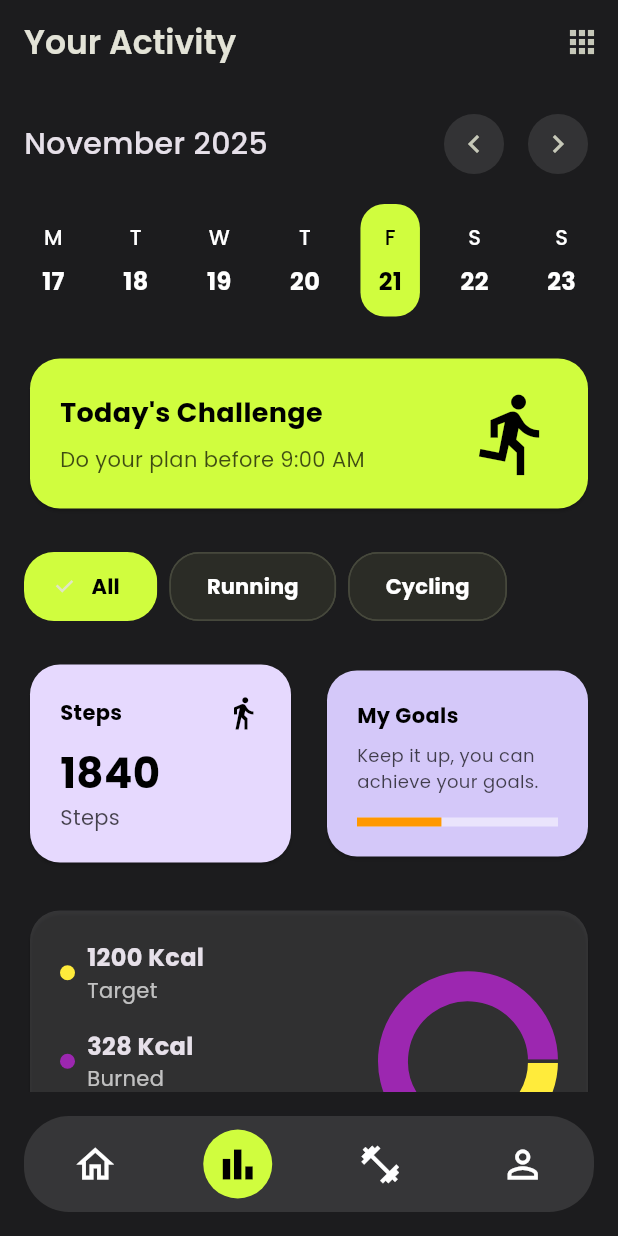
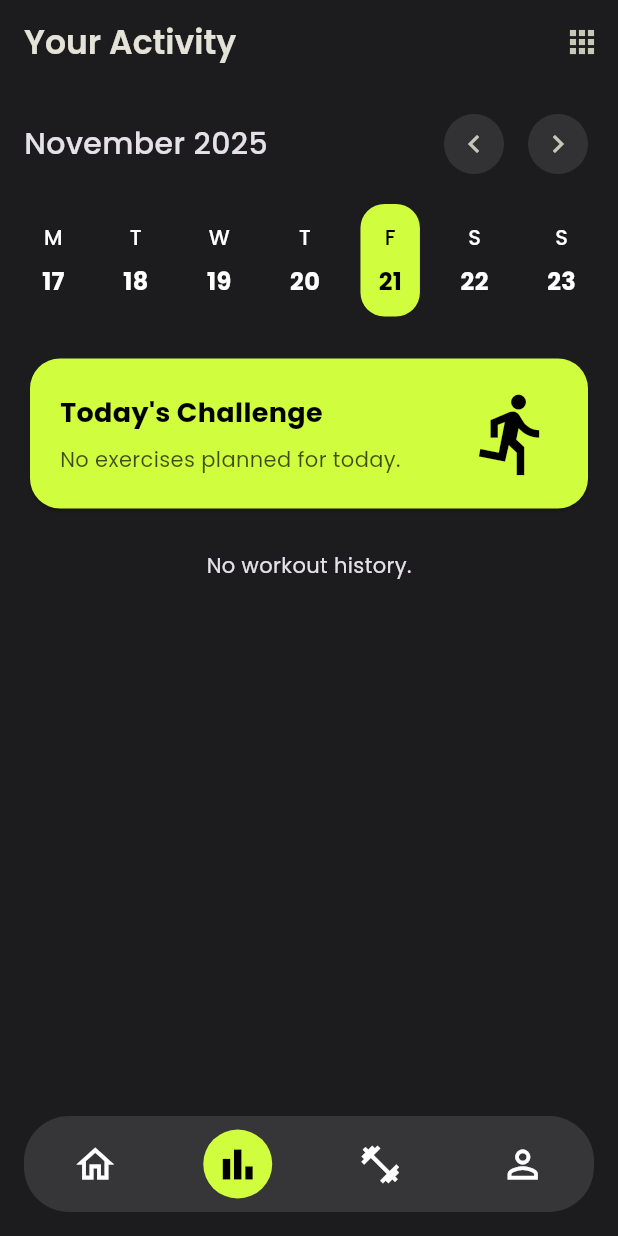
Before and after one commit to muriarty1893/my_first_app, a Flutter app: the screen it shows after launch, item 2 of the bottom bar chosen, on a phone screen of 412 x 824 dp. Run offline on Flutter 3.47's test engine with Material 3 defaults, Android fonts, the phone set to English and light mode, and no system bars; drawn by our look-alikes of fl_chart; our stand-ins replace csv, google_fonts, sqflite, sqflite_common_ffi; accounts and stored records are empty.

Commit message:
feat: workout history on my workout page

```diff
--- a/lib/screens/activity_screen.dart
+++ b/lib/screens/activity_screen.dart
@@ -1,7 +1,9 @@
-import 'package:fl_chart/fl_chart.dart';
 import 'package:flutter/material.dart';
 import 'package:google_fonts/google_fonts.dart';
 import 'package:intl/intl.dart';
+import 'package:my_first_app/data/database_helper.dart';
+import 'package:my_first_app/models/program_exercise.dart';
+import 'package:my_first_app/models/workout_log.dart';
 
 class ActivityScreen extends StatefulWidget {
   const ActivityScreen({super.key});
@@ -11,8 +13,23 @@ class ActivityScreen extends StatefulWidget {
 }
 
 class _ActivityScreenState extends State<ActivityScreen> {
-  int _selectedChipIndex = 0;
   DateTime _selectedDate = DateTime.now();
+  late Future<List<ProgramExercise>> _todaysExercisesFuture;
+  late Future<List<WorkoutLog>> _workoutLogsFuture;
+
+  @override
+  void initState() {
+    super.initState();
+    _initFutures();
+  }
+
+  void _initFutures() {
+    final dbHelper = DatabaseHelper.instance;
+    final today = DateFormat('EEEE').format(DateTime.now());
+    _todaysExercisesFuture = dbHelper.getProgramExercises().then((exercises) =>
+        exercises.where((e) => e.dayOfWeek == today).toList());
+    _workoutLogsFuture = dbHelper.getWorkoutLogs();
+  }
 
   void _onDateChanged(int days) {
     setState(() {
@@ -44,13 +61,35 @@ class _ActivityScreenState extends State<ActivityScreen> {
           children: [
             _buildCalendarView(),
             const SizedBox(height: 24),
-            _buildTodaysChallengeCard(),
+            FutureBuilder<List<ProgramExercise>>(
+              future: _todaysExercisesFuture,
+              builder: (context, snapshot) {
+                if (snapshot.connectionState == ConnectionState.waiting) {
+                  return const Center(child: CircularProgressIndicator());
+                } else if (snapshot.hasError) {
+                  return Center(child: Text('Error: ${snapshot.error}'));
+                } else if (!snapshot.hasData || snapshot.data!.isEmpty) {
+                  return _buildTodaysChallengeCard([]);
+                } else {
+                  return _buildTodaysChallengeCard(snapshot.data!);
+                }
+              },
+            ),
             const SizedBox(height: 24),
-            _buildFilterChips(),
-            const SizedBox(height: 24),
-            _buildStatsCards(),
-            const SizedBox(height: 24),
-            _buildCalorieCard(),
+            FutureBuilder<List<WorkoutLog>>(
+              future: _workoutLogsFuture,
+              builder: (context, snapshot) {
+                if (snapshot.connectionState == ConnectionState.waiting) {
+                  return const Center(child: CircularProgressIndicator());
+                } else if (snapshot.hasError) {
+                  return Center(child: Text('Error: ${snapshot.error}'));
+                } else if (!snapshot.hasData || snapshot.data!.isEmpty) {
+                  return const Center(child: Text('No workout history.'));
+                } else {
+                  return _buildWorkoutHistory(snapshot.data!);
+                }
+              },
+            ),
           ],
         ),
       ),
@@ -77,7 +116,7 @@ class _ActivityScreenState extends State<ActivityScreen> {
                   onPressed: () => _onDateChanged(-7),
                   icon: const Icon(Icons.chevron_left),
                   style: IconButton.styleFrom(
-                    backgroundColor: Colors.white.withOpacity(0.1),
+                    backgroundColor: Colors.white.withAlpha(25),
                   ),
                 ),
                 const SizedBox(width: 8),
@@ -85,7 +124,7 @@ class _ActivityScreenState extends State<ActivityScreen> {
                   onPressed: () => _onDateChanged(7),
                   icon: const Icon(Icons.chevron_right),
                   style: IconButton.styleFrom(
-                    backgroundColor: Colors.white.withOpacity(0.1),
+                    backgroundColor: Colors.white.withAlpha(25),
                   ),
                 ),
               ],
@@ -108,217 +147,46 @@ class _ActivityScreenState extends State<ActivityScreen> {
     );
   }
 
-  Widget _buildCalorieCard() {
-    return Card(
-      color: Colors.grey.withOpacity(0.2),
-      shape: RoundedRectangleBorder(
-        borderRadius: BorderRadius.circular(20),
-      ),
-      child: Padding(
-        padding: const EdgeInsets.all(20.0),
-        child: Row(
-          children: [
-            Expanded(
-              child: Column(
+  Widget _buildWorkoutHistory(List<WorkoutLog> logs) {
+    return Column(
       crossAxisAlignment: CrossAxisAlignment.start,
       children: [
-                  _buildCalorieInfo('Target', '1200 Kcal', Colors.yellow),
-                  const SizedBox(height: 16),
-                  _buildCalorieInfo('Burned', '328 Kcal', Colors.purple),
-                  const SizedBox(height: 16),
-                  _buildCalorieInfo('Remaining', '872 Kcal', Colors.lightBlue),
-                ],
+        Text(
+          'Workout History',
+          style: GoogleFonts.poppins(
+            fontSize: 20,
+            fontWeight: FontWeight.w500,
           ),
         ),
-            const SizedBox(width: 16),
-            SizedBox(
-              height: 120,
-              width: 120,
-              child: PieChart(
-                PieChartData(
-                  sections: [
-                    PieChartSectionData(
-                      color: Colors.yellow,
-                      value: 328,
-                      title: '',
-                      radius: 20,
+        const SizedBox(height: 16),
+        ListView.builder(
+          shrinkWrap: true,
+          physics: const NeverScrollableScrollPhysics(),
+          itemCount: logs.length,
+          itemBuilder: (context, index) {
+            final log = logs[index];
+            return Card(
+              color: Colors.grey.withAlpha(51),
+              shape: RoundedRectangleBorder(
+                borderRadius: BorderRadius.circular(15),
               ),
-                    PieChartSectionData(
-                      color: Colors.purple,
-                      value: 872,
-                      title: '',
-                      radius: 20,
+              margin: const EdgeInsets.only(bottom: 10),
+              child: ListTile(
+                title: Text(
+                  log.exerciseTitle,
+                  style: GoogleFonts.poppins(fontWeight: FontWeight.w600),
                 ),
-                    PieChartSectionData(
-                      color: Colors.lightBlue,
-                      value: 1200 - 328 - 872,
-                      title: '',
-                      radius: 20,
+                subtitle: Text(
+                  '${log.sets} sets, ${log.reps} reps',
+                  style: GoogleFonts.poppins(),
                 ),
-                  ],
-                  centerSpaceRadius: 40,
-                  sectionsSpace: 2,
-                ),
-              ),
-            ),
-          ],
+                trailing: Text(
+                  DateFormat.yMMMd().format(log.date),
+                  style: GoogleFonts.poppins(color: Colors.white70),
                 ),
               ),
             );
-  }
-
-  Widget _buildCalorieInfo(String title, String value, Color color) {
-    return Row(
-      children: [
-        Container(
-          width: 10,
-          height: 10,
-          decoration: BoxDecoration(
-            color: color,
-            shape: BoxShape.circle,
-          ),
-        ),
-        const SizedBox(width: 8),
-        Column(
-          crossAxisAlignment: CrossAxisAlignment.start,
-          children: [
-            Text(
-              value,
-              style: GoogleFonts.poppins(
-                fontWeight: FontWeight.bold,
-                fontSize: 16,
-              ),
-            ),
-            Text(
-              title,
-              style: GoogleFonts.poppins(
-                color: Colors.white.withOpacity(0.7),
-              ),
-            ),
-          ],
-        ),
-      ],
-    );
-  }
-
-  Widget _buildFilterChips() {
-    final chips = ['All', 'Running', 'Cycling'];
-    return Row(
-      children: List.generate(chips.length, (index) {
-        return Padding(
-          padding: const EdgeInsets.only(right: 8.0),
-          child: ChoiceChip(
-            label: Text(chips[index]),
-            selected: _selectedChipIndex == index,
-            onSelected: (selected) {
-              if (selected) {
-                setState(() {
-                  _selectedChipIndex = index;
-                });
-              }
           },
-            backgroundColor: Colors.white.withOpacity(0.1),
-            selectedColor: const Color(0xFFD0FD3E),
-            labelStyle: TextStyle(
-              color: _selectedChipIndex == index ? Colors.black : Colors.white,
-              fontWeight: FontWeight.bold,
-            ),
-            shape: RoundedRectangleBorder(
-              borderRadius: BorderRadius.circular(20),
-              side: BorderSide.none,
-            ),
-            padding: const EdgeInsets.symmetric(horizontal: 16, vertical: 12),
-          ),
-        );
-      }),
-    );
-  }
-
-  Widget _buildStatsCards() {
-    return Row(
-      children: [
-        Expanded(
-          child: Card(
-            color: const Color(0xFFE6D9FE),
-            shape: RoundedRectangleBorder(
-              borderRadius: BorderRadius.circular(20),
-            ),
-            child: Padding(
-              padding: const EdgeInsets.all(20.0),
-              child: Column(
-                crossAxisAlignment: CrossAxisAlignment.start,
-                children: [
-                  Row(
-                    mainAxisAlignment: MainAxisAlignment.spaceBetween,
-                    children: [
-                      Text(
-                        'Steps',
-                        style: GoogleFonts.poppins(
-                          color: Colors.black,
-                          fontWeight: FontWeight.bold,
-                        ),
-                      ),
-                      const Icon(Icons.directions_walk, color: Colors.black),
-                    ],
-                  ),
-                  const SizedBox(height: 8),
-                  Text(
-                    '1840',
-                    style: GoogleFonts.poppins(
-                      color: Colors.black,
-                      fontSize: 28,
-                      fontWeight: FontWeight.bold,
-                    ),
-                  ),
-                  Text(
-                    'Steps',
-                    style: GoogleFonts.poppins(
-                      color: Colors.black.withOpacity(0.7),
-                    ),
-                  ),
-                ],
-              ),
-            ),
-          ),
-        ),
-        const SizedBox(width: 16),
-        Expanded(
-          child: Card(
-            color: const Color(0xFFD4C8F9),
-            shape: RoundedRectangleBorder(
-              borderRadius: BorderRadius.circular(20),
-            ),
-            child: Padding(
-              padding: const EdgeInsets.all(20.0),
-              child: Column(
-                crossAxisAlignment: CrossAxisAlignment.start,
-                children: [
-                  Text(
-                    'My Goals',
-                    style: GoogleFonts.poppins(
-                      color: Colors.black,
-                      fontWeight: FontWeight.bold,
-                    ),
-                  ),
-                  const SizedBox(height: 8),
-                  Text(
-                    'Keep it up, you can achieve your goals.',
-                    style: GoogleFonts.poppins(
-                      color: Colors.black.withOpacity(0.7),
-                      fontSize: 12,
-                    ),
-                  ),
-                  const SizedBox(height: 16),
-                  LinearProgressIndicator(
-                    value: 0.42,
-                    backgroundColor: Colors.white.withOpacity(0.5),
-                    color: Colors.orange,
-                    minHeight: 6,
-                  ),
-                ],
-              ),
-            ),
-          ),
         ),
       ],
     );
@@ -356,7 +224,7 @@ class _ActivityScreenState extends State<ActivityScreen> {
     );
   }
 
-  Widget _buildTodaysChallengeCard() {
+  Widget _buildTodaysChallengeCard(List<ProgramExercise> exercises) {
     return Card(
       color: const Color(0xFFD0FD3E),
       shape: RoundedRectangleBorder(
@@ -379,13 +247,22 @@ class _ActivityScreenState extends State<ActivityScreen> {
                     ),
                   ),
                   const SizedBox(height: 8),
+                  if (exercises.isEmpty)
                     Text(
-                    'Do your plan before 9:00 AM',
+                      'No exercises planned for today.',
                       style: GoogleFonts.poppins(
-                      color: Colors.black.withOpacity(0.7),
+                        color: Colors.black.withAlpha(178),
                         fontSize: 14,
                       ),
+                    )
+                  else
+                    ...exercises.map((e) => Text(
+                          e.exerciseTitle,
+                          style: GoogleFonts.poppins(
+                            color: Colors.black.withAlpha(178),
+                            fontSize: 14,
                           ),
+                        )),
                 ],
               ),
             ),
```
Lines whose indentation alone changed are shown as unchanged.
